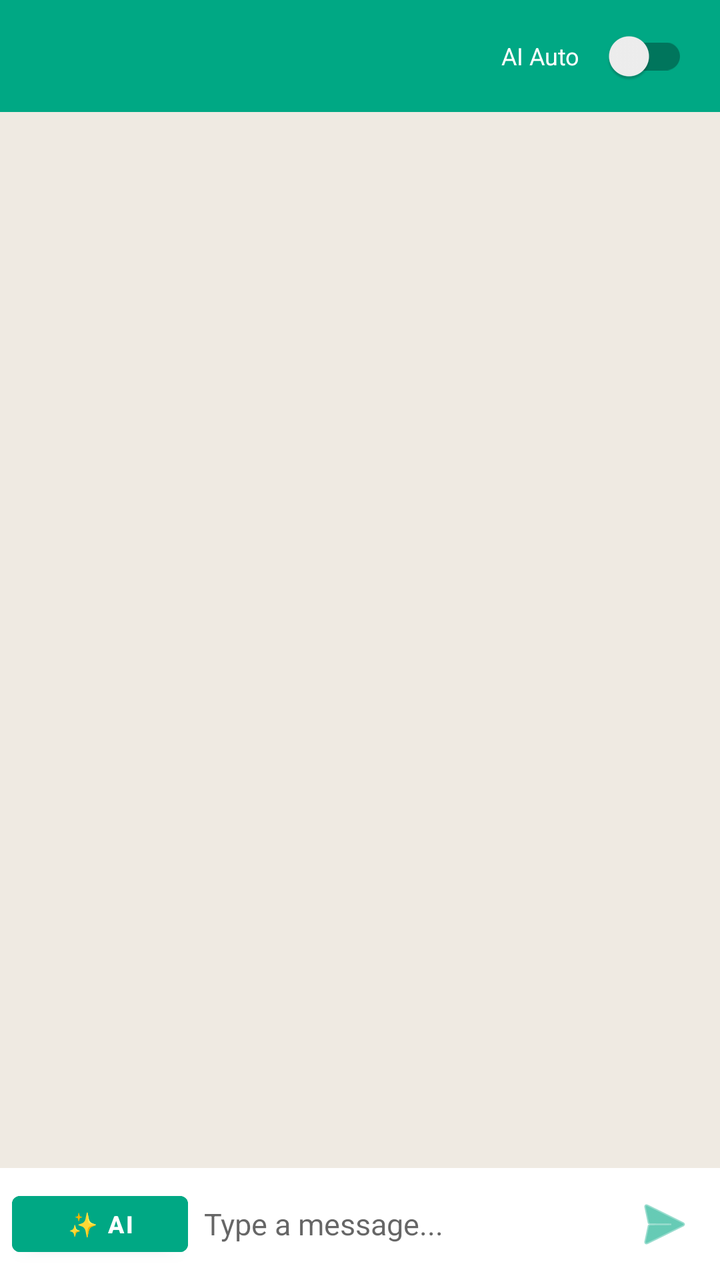
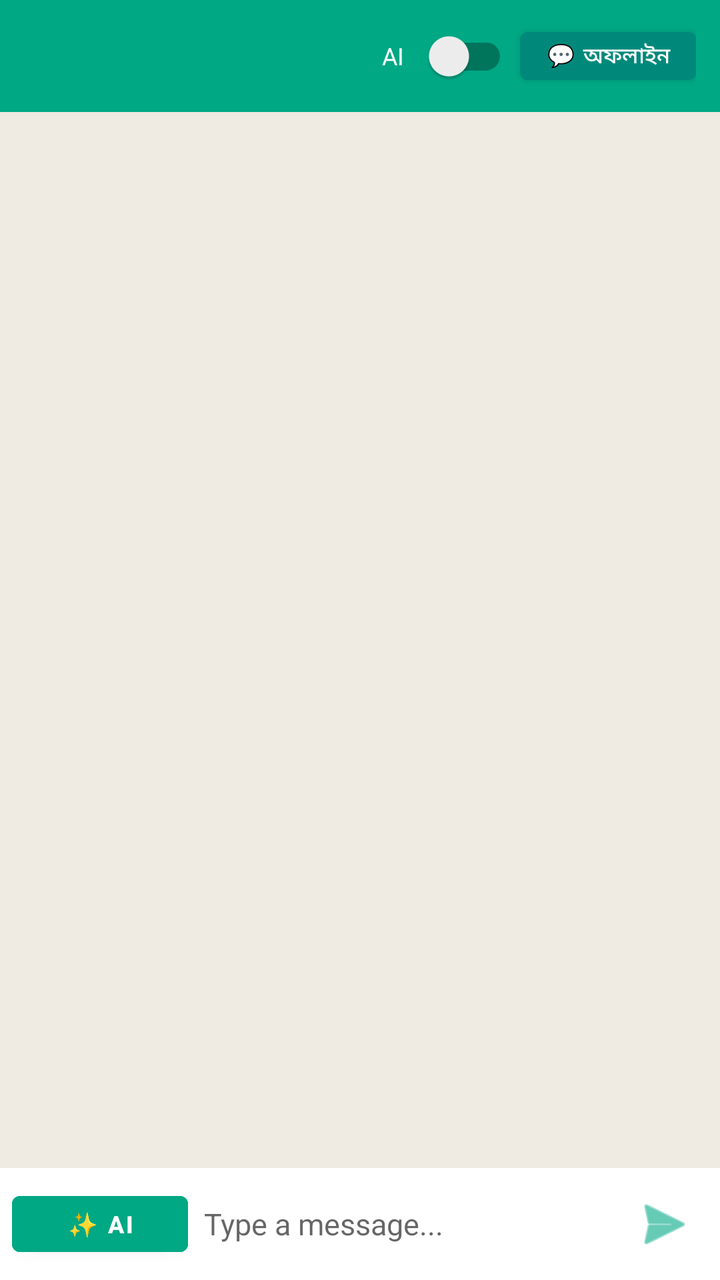

Two renders of the same Android screen: before a commit and after it. Below are the layout's source before the change and the commit's diff.
<!-- AndroidManifest.xml: application theme Theme.MaterialComponents.DayNight.NoActionBar -->
<!-- res/layout/activity_chat.xml -->
<?xml version="1.0" encoding="utf-8"?>
<androidx.constraintlayout.widget.ConstraintLayout xmlns:android="http://schemas.android.com/apk/res/android"
    xmlns:app="http://schemas.android.com/apk/res-auto"
    android:layout_width="match_parent"
    android:layout_height="match_parent"
    android:background="#EFEAE2">

    
    <LinearLayout
        android:id="@+id/headerBar"
        android:layout_width="match_parent"
        android:layout_height="56dp"
        android:background="#00A884"
        android:gravity="center_vertical"
        android:orientation="horizontal"
        android:paddingHorizontal="16dp"
        app:layout_constraintTop_toTopOf="parent">

        <TextView
            android:id="@+id/tvChatTitle"
            android:layout_width="0dp"
            android:layout_height="wrap_content"
            android:layout_weight="1"
            android:textColor="#FFFFFF"
            android:textSize="18sp"
            android:textStyle="bold" />

        <TextView
            android:layout_width="wrap_content"
            android:layout_height="wrap_content"
            android:text="AI Auto"
            android:textColor="#FFFFFF"
            android:textSize="12sp"
            android:layout_marginEnd="6dp" />

        <androidx.appcompat.widget.SwitchCompat
            android:id="@+id/switchAutoReply"
            android:layout_width="wrap_content"
            android:layout_height="wrap_content" />
    </LinearLayout>

    
    <androidx.recyclerview.widget.RecyclerView
        android:id="@+id/rvMessages"
        android:layout_width="match_parent"
        android:layout_height="0dp"
        android:clipToPadding="false"
        android:padding="8dp"
        app:layout_constraintBottom_toTopOf="@id/layoutSuggestions"
        app:layout_constraintTop_toBottomOf="@id/headerBar" />

    
    <HorizontalScrollView
        android:id="@+id/layoutSuggestions"
        android:layout_width="match_parent"
        android:layout_height="wrap_content"
        android:background="#E0E0E0"
        android:padding="6dp"
        android:scrollbars="none"
        android:visibility="gone"
        app:layout_constraintBottom_toTopOf="@id/layoutInputBar">

        <LinearLayout
            android:id="@+id/containerSuggestions"
            android:layout_width="wrap_content"
            android:layout_height="wrap_content"
            android:gravity="center_vertical"
            android:orientation="horizontal" />
    </HorizontalScrollView>

    
    <LinearLayout
        android:id="@+id/layoutInputBar"
        android:layout_width="match_parent"
        android:layout_height="wrap_content"
        android:background="#FFFFFF"
        android:gravity="center_vertical"
        android:orientation="horizontal"
        android:padding="6dp"
        app:layout_constraintBottom_toBottomOf="parent">

        
        <Button
            android:id="@+id/btnAiGenerate"
            android:layout_width="wrap_content"
            android:layout_height="40dp"
            android:backgroundTint="#00A884"
            android:text="✨ AI"
            android:textColor="#FFFFFF"
            android:textSize="12sp"
            android:textStyle="bold"
            android:paddingHorizontal="10dp" />

        <EditText
            android:id="@+id/etMessageInput"
            android:layout_width="0dp"
            android:layout_height="wrap_content"
            android:layout_weight="1"
            android:background="@android:color/transparent"
            android:hint="Type a message..."
            android:maxLines="4"
            android:padding="8dp"
            android:textSize="15sp" />

        <ImageButton
            android:id="@+id/btnSend"
            android:layout_width="44dp"
            android:layout_height="44dp"
            android:background="?attr/selectableItemBackgroundBorderless"
            android:src="@android:drawable/ic_menu_send"
            app:tint="#00A884" />
    </LinearLayout>

</androidx.constraintlayout.widget.ConstraintLayout>
<!-- resources referenced by this layout -->
<resources>

</resources>

<!-- the commit's change to res/layout/activity_chat.xml (unified diff, before → after) -->
@@ -13,7 +13,7 @@
         android:background="#00A884"
         android:gravity="center_vertical"
         android:orientation="horizontal"
-        android:paddingHorizontal="16dp"
+        android:paddingHorizontal="12dp"
         app:layout_constraintTop_toTopOf="parent">
 
         <TextView
@@ -21,22 +21,37 @@
             android:layout_width="0dp"
             android:layout_height="wrap_content"
             android:layout_weight="1"
+            android:ellipsize="end"
+            android:maxLines="1"
             android:textColor="#FFFFFF"
-            android:textSize="18sp"
+            android:textSize="17sp"
             android:textStyle="bold" />
 
+        
         <TextView
             android:layout_width="wrap_content"
             android:layout_height="wrap_content"
-            android:text="AI Auto"
+            android:text="AI"
             android:textColor="#FFFFFF"
             android:textSize="12sp"
-            android:layout_marginEnd="6dp" />
+            android:layout_marginEnd="4dp" />
 
         <androidx.appcompat.widget.SwitchCompat
             android:id="@+id/switchAutoReply"
             android:layout_width="wrap_content"
             android:layout_height="wrap_content" />
+
+        
+        <Button
+            android:id="@+id/btnOfflineSettings"
+            android:layout_width="wrap_content"
+            android:layout_height="36dp"
+            android:backgroundTint="#00897B"
+            android:text="💬 অফলাইন"
+            android:textColor="#FFFFFF"
+            android:textSize="11sp"
+            android:paddingHorizontal="8dp"
+            android:layout_marginStart="6dp" />
     </LinearLayout>
 
     
@@ -79,7 +94,6 @@
         android:padding="6dp"
         app:layout_constraintBottom_toBottomOf="parent">
 
-        
         <Button
             android:id="@+id/btnAiGenerate"
             android:layout_width="wrap_content"
